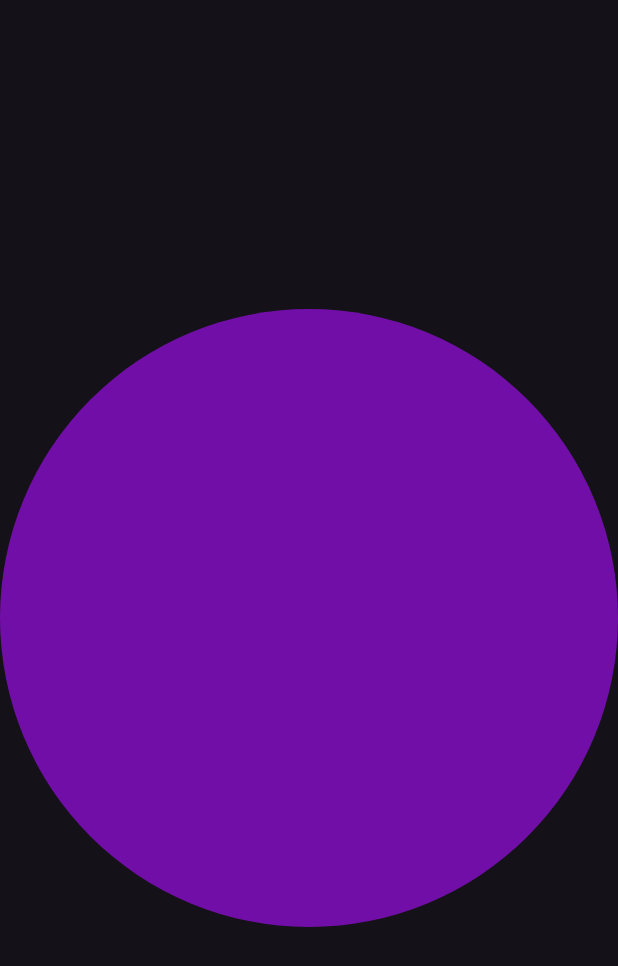
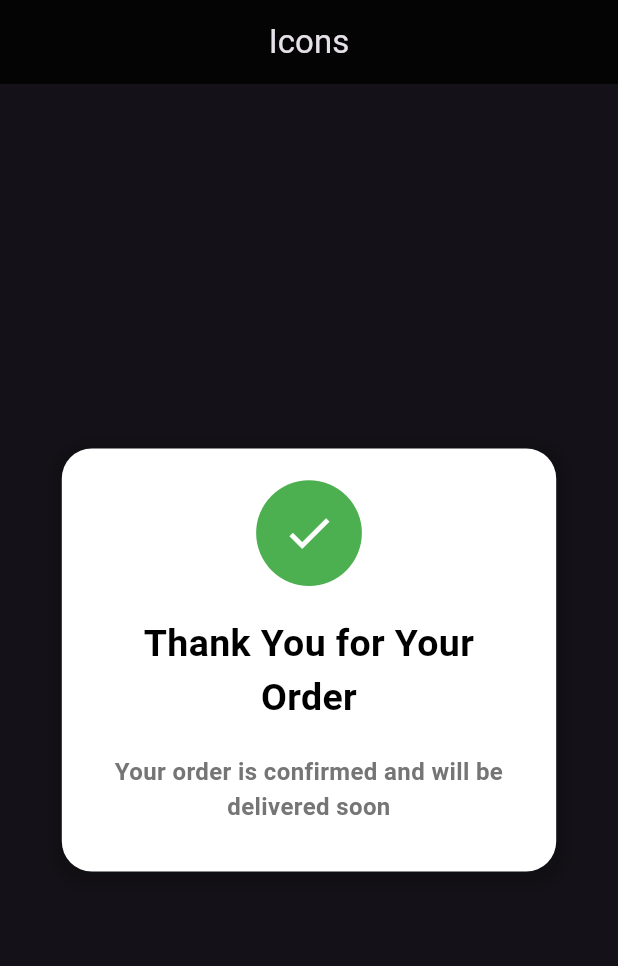
Before and after one commit to DikshantK2004/Flutter_animations, a Flutter app: the screen it shows after launch, on a phone screen of 412 x 824 dp. Shown: the top 966 px of the screen. Run offline on Flutter 3.47's test engine with Material 3 defaults, Android fonts, the phone set to English and light mode, and no system bars.

Commit message:
Added animated prompt

```diff
--- /dev/null
+++ b/lib/animations/animated_prompt.dart
@@ -0,0 +1,153 @@
+// bouncing and scalign order confirmation page inspired by https://dribbble.com/shots/19749136-Design-for-Flash-Message
+
+import 'package:flutter/material.dart';
+
+class AnimatedPrompt extends StatefulWidget {
+  const AnimatedPrompt({super.key});
+
+  @override
+  State<AnimatedPrompt> createState() => _AnimatedPromptState();
+}
+
+class _AnimatedPromptState extends State<AnimatedPrompt>
+    with SingleTickerProviderStateMixin {
+  late AnimationController _controller;
+  late Animation<double> _iconScaleAnimation;
+  late Animation<double> _containerScaleAnimation;
+  late Animation<Offset> _yAnimation;
+
+  @override
+  void initState() {
+    super.initState();
+    _controller = AnimationController(
+      vsync: this,
+      duration: const Duration(seconds: 2),
+    );
+
+    _yAnimation = Tween<Offset>(
+      begin: const Offset(0, 0), // basically if the container scales down at same place, it is not correct, so slightly move it by small offset
+      end: const Offset(0, -0.3),
+    ).animate(
+      CurvedAnimation(
+        parent: _controller,
+        curve: Curves.easeInOut,
+      ),
+    );
+
+    _iconScaleAnimation = Tween<double>(
+      begin: 7,
+      end: 6,
+    ).animate( // smaller the value smaller the icon
+      CurvedAnimation(
+        parent: _controller,
+        curve: Curves.easeInOut,
+      ),
+    );
+
+    _containerScaleAnimation = Tween<double>(
+      begin: 2.0,
+      end: 0.25,
+    ).animate( // smaller the value smaller the icon container
+      CurvedAnimation(
+        parent: _controller,
+        curve: Curves.bounceOut,
+      ),
+    );
+  }
+
+  @override
+  void dispose() {
+    _controller.dispose();
+    super.dispose();
+  }
+
+  @override
+  Widget build(BuildContext context) {
+    _controller
+      ..reset()
+      ..forward();
+
+    return Scaffold(
+      appBar: AppBar(
+        title: const Center(
+          child: Text(
+            'Icons',
+          ),
+        ),
+        backgroundColor: Colors.black.withOpacity(0.8),
+      ),
+      body: Center(
+        child: Container(
+          decoration: BoxDecoration(
+            color: Colors.white,
+            borderRadius: BorderRadius.circular(20),
+            boxShadow: [
+              BoxShadow(
+                color: Colors.black.withOpacity(0.2),
+                spreadRadius: 5,
+                blurRadius: 7,
+                offset: const Offset(0, 3),
+              ),
+            ],
+          ),
+          width: MediaQuery.of(context).size.width * 0.8,
+          child: Stack(
+            children: [
+              Padding(
+                padding: const EdgeInsets.all(32.0),
+                child: Column(
+                  mainAxisAlignment: MainAxisAlignment.center,
+                  mainAxisSize: MainAxisSize.min,
+                  children: [
+                    const SizedBox(
+                      height: 80,
+                    ),
+                    const Text(
+                      'Thank You for Your Order',
+                      textAlign: TextAlign.center,
+                      style: TextStyle(
+                        fontSize: 25,
+                        fontWeight: FontWeight.bold,
+                        color: Colors.black,
+                      ),
+                    ),
+                    const SizedBox(
+                      height: 20,
+                    ),
+                    Text(
+                      'Your order is confirmed and will be delivered soon',
+                      textAlign: TextAlign.center,
+                      style: TextStyle(
+                        fontSize: 16,
+                        fontWeight: FontWeight.bold,
+                        color: Colors.grey[600],
+                      ),
+                    ),
+                  ],
+                ),
+              ),
+              Positioned.fill(
+                child: SlideTransition(
+                  position: _yAnimation,
+                  child: ScaleTransition(
+                    scale: _containerScaleAnimation,
+                    child: Container(
+                      decoration: const BoxDecoration(
+                        shape: BoxShape.circle,
+                        color: Colors.green,
+                      ),
+                      child: ScaleTransition(
+                        scale: _iconScaleAnimation,
+                        child: const Icon(Icons.check),
+                      ),
+                    ),
+                  ),
+                ),
+              )
+            ],
+          ),
+        ),
+      ),
+    );
+  }
+}
--- a/lib/main.dart
+++ b/lib/main.dart
@@ -1,4 +1,5 @@
 import 'package:flutter/material.dart';
+import 'package:flutter_animations/animations/animated_prompt.dart';
 import 'package:flutter_animations/animations/axis_rotation.dart';
 import 'package:flutter_animations/animations/chained_animation.dart';
 import 'package:flutter_animations/animations/color_animation.dart';
@@ -19,9 +20,9 @@ class MyApp extends StatelessWidget {
       theme: ThemeData(brightness: Brightness.dark),
       darkTheme: ThemeData(brightness: Brightness.dark),
       themeMode: ThemeMode.dark,
-      debugShowCheckedModeBanner: false ,
+      debugShowCheckedModeBanner: false,
       debugShowMaterialGrid: false,
-      home: const ColorAnimation(),
+      home: const AnimatedPrompt(),
     );
   }
 }
```
